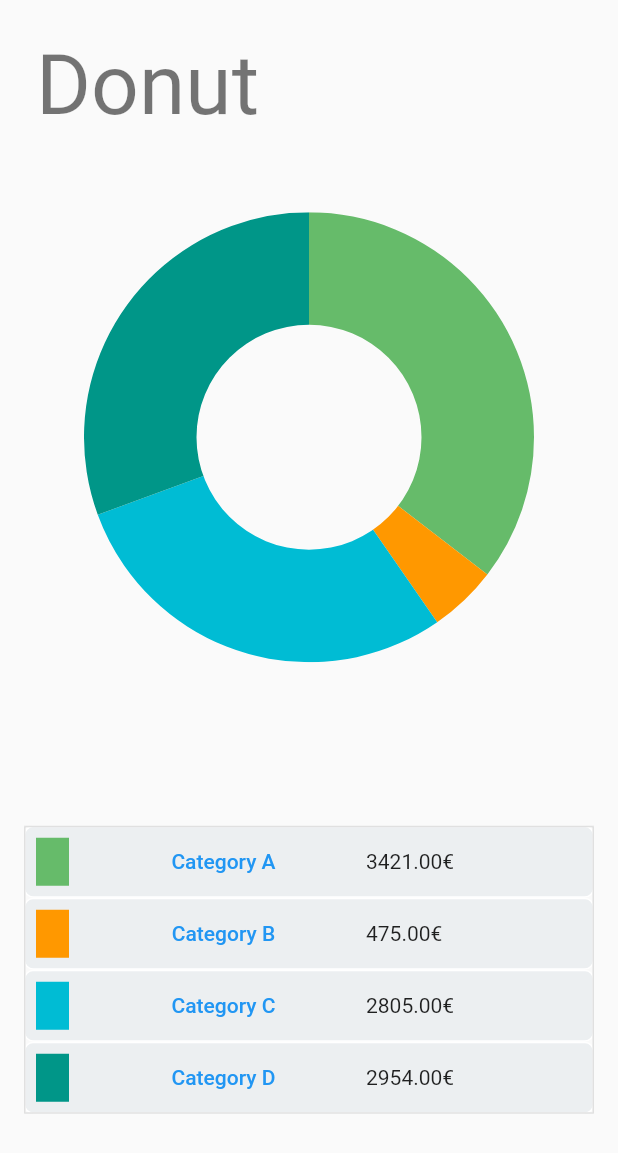
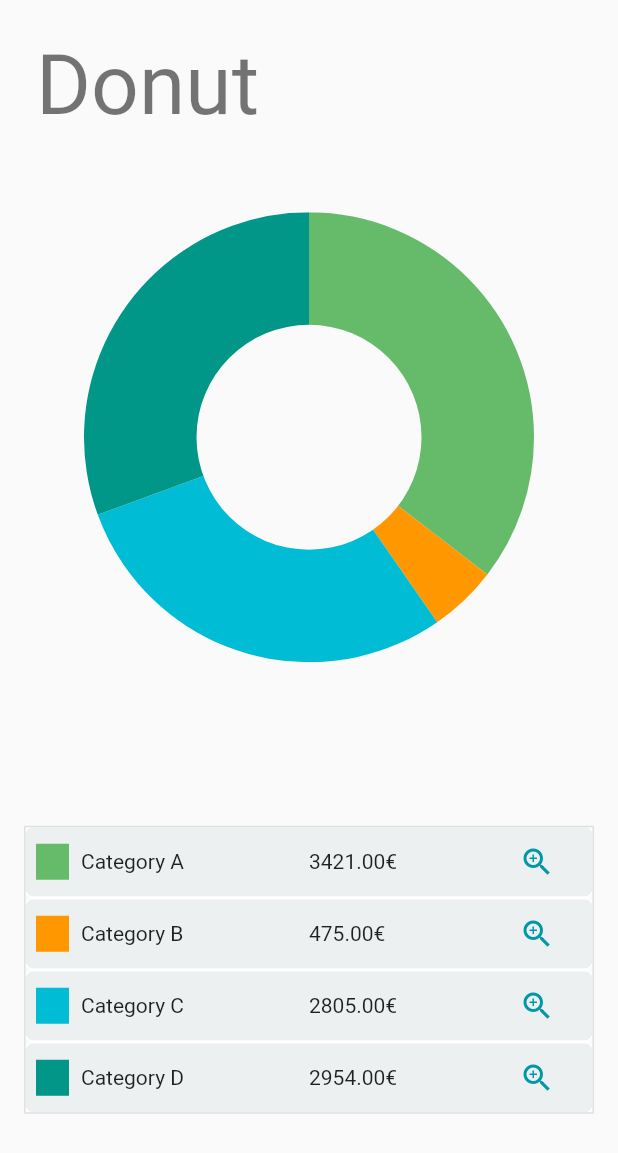
Before and after one commit to rxlabz/animated_donut, a Flutter app: the screen it shows after launch, on a phone screen of 412 x 824 dp. Shown: the top 1153 px of the screen. Run offline on Flutter 3.47's test engine with Material 2 defaults, Android fonts, the phone set to English and light mode, and no system bars; missing offline and left inert: basics, dart:html.

Commit message:
UI : add an IconButton in the categories table

```diff
--- a/lib/category_screen.dart
+++ b/lib/category_screen.dart
@@ -86,38 +86,41 @@ class CategoriesTable extends StatelessWidget {
         defaultVerticalAlignment: TableCellVerticalAlignment.middle,
         columnWidths: const {
           0: FractionColumnWidth(.1),
-          1: FractionColumnWidth(.5),
-          2: FractionColumnWidth(.4),
+          1: FractionColumnWidth(.4),
+          2: FractionColumnWidth(.3),
+          3: FractionColumnWidth(.2),
         },
-        children: categories
-            .map(
-              (category) => TableRow(
+        children: categories.map(_buildRow).toList(),
+      ),
+    );
+  }
+
+  TableRow _buildRow(category) => TableRow(
         decoration: BoxDecoration(
-                  color: Colors.blueGrey.shade50,
+          color: Colors.blueGrey.shade100.withOpacity(.3),
           borderRadius: BorderRadius.circular(6),
           border: Border.all(color: Colors.white, width: 1),
         ),
         children: [
           Padding(
-                    padding: const EdgeInsets.all(8.0),
+            padding: const EdgeInsets.symmetric(horizontal:8.0),
             child: Container(
               color: category.color,
-                      width: 32,
-                      height: 32,
+              height: 24,
             ),
           ),
-                  TextButton(
+          Text(category.title),
+          Text('${category.total.toStringAsFixed(2)}€'),
+          IconButton(
             onPressed: () => onSelection(category),
-                    child: Text(category.title),
+            hoverColor: Colors.cyan.shade100,
+            color: Colors.cyan.shade700,
+            padding: const EdgeInsets.all(10),
+            splashRadius: 18,
+            icon: const Icon(Icons.zoom_in),
           ),
-                  Text('${category.total.toStringAsFixed(2)}€')
         ],
-              ),
-            )
-            .toList(),
-      ),
       );
-  }
 }
 
 class CategoryDonutHero extends StatefulWidget {
--- a/lib/subcategories_screen.dart
+++ b/lib/subcategories_screen.dart
@@ -60,7 +60,10 @@ class _SubCategoryScreenState extends State<SubCategoryScreen>
                 constraints: BoxConstraints.loose(graphSize),
                 child: Stack(
                   children: [
-                    _DonutBackground(widget.category.color),
+                    _DonutBackground(
+                      widget.category.color,
+                      key: ValueKey(widget.category.color),
+                    ),
                     Hero(
                       tag: 'donut',
                       child: ChartView(
```
Also changed, not shown: 3 other files. Lines whose indentation alone changed are shown as unchanged.
